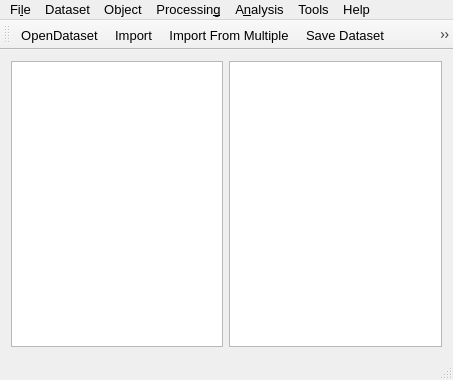
The window that Vespucci/GUI/mainwindow.ui (VespucciProject/Vespucci) describes before a commit, drawn with Qt 5.
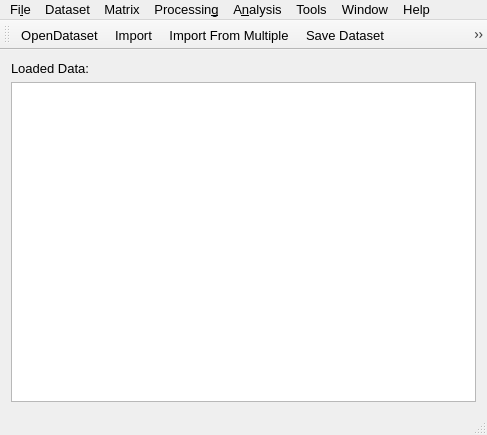
The same window after the commit. Icons and pictures are not drawn.

Commit message: Fixed DatasetTreeModel, apparrently, it only works if all items are set in the constructor, so I have it creating a new model everytime something changes (as in my table models) this might not be as "performant" as an editable model, but it works for now. Display dialogs are now persistent to prevent too many windows from being open at a time. MacroDialog and PythonShellDialog have been updated, but don't do anything as of yet.

```diff
--- a/Vespucci/GUI/mainwindow.ui
+++ b/Vespucci/GUI/mainwindow.ui
@@ -6,8 +6,8 @@
    <rect>
     <x>0</x>
     <y>0</y>
-    <width>453</width>
-    <height>380</height>
+    <width>487</width>
+    <height>435</height>
    </rect>
   </property>
   <property name="minimumSize">
@@ -29,13 +29,17 @@
     <normaloff>vespuccilogo.svg</normaloff>vespuccilogo.svg</iconset>
   </property>
   <widget class="QWidget" name="centralWidget">
-   <layout class="QHBoxLayout" name="horizontalLayout_2">
+   <layout class="QVBoxLayout" name="verticalLayout">
+    <item>
+     <widget class="QLabel" name="label">
+      <property name="text">
+       <string>Loaded Data:</string>
+      </property>
+     </widget>
+    </item>
     <item>
      <widget class="QTreeView" name="datasetTreeView"/>
     </item>
-    <item>
-     <widget class="QTableView" name="spectraTableView"/>
-    </item>
    </layout>
   </widget>
   <widget class="QMenuBar" name="menuBar">
@@ -43,7 +47,7 @@
     <rect>
      <x>0</x>
      <y>0</y>
-     <width>453</width>
+     <width>487</width>
      <height>22</height>
     </rect>
    </property>
@@ -168,7 +172,7 @@
    </widget>
    <widget class="QMenu" name="menuObject">
     <property name="title">
-     <string>Object</string>
+     <string>Matrix</string>
     </property>
     <addaction name="actionShow_in_Data_Viewer"/>
     <addaction name="actionMapResult"/>
@@ -177,12 +181,24 @@
     <addaction name="actionCalibrate"/>
     <addaction name="actionTransform"/>
    </widget>
+   <widget class="QMenu" name="menuWindow">
+    <property name="title">
+     <string>Window</string>
+    </property>
+    <addaction name="actionPlot_Viewer"/>
+    <addaction name="actionData_Viewer"/>
+    <addaction name="actionStatistics_Viewer"/>
+    <addaction name="actionSpectrum_Editor"/>
+    <addaction name="actionPython_Shell_2"/>
+    <addaction name="actionMacro_Editor"/>
+   </widget>
    <addaction name="menuFile"/>
    <addaction name="menuData"/>
    <addaction name="menuObject"/>
    <addaction name="menuProcessing"/>
    <addaction name="menuMap"/>
    <addaction name="menuTools"/>
+   <addaction name="menuWindow"/>
    <addaction name="menuHelp"/>
   </widget>
   <widget class="QStatusBar" name="statusBar"/>
@@ -208,13 +224,10 @@
    <addaction name="actionSaveDataset"/>
    <addaction name="actionClose_Dataset"/>
    <addaction name="separator"/>
-   <addaction name="actionPlotResult"/>
    <addaction name="actionShow_in_Data_Viewer"/>
+   <addaction name="actionPlotResult"/>
    <addaction name="actionMapResult"/>
    <addaction name="actionView_Statistics"/>
-   <addaction name="separator"/>
-   <addaction name="actionRemoveSpectrum"/>
-   <addaction name="actionZeroSpectrum"/>
   </widget>
   <action name="actionExit">
    <property name="text">
@@ -527,30 +540,6 @@
     <string>Create a color map of the currently selected analysis result</string>
    </property>
   </action>
-  <action name="actionRemoveSpectrum">
-   <property name="icon">
-    <iconset resource="../resources.qrc">
-     <normaloff>:/icons/toolbar_icons/delete.svg</normaloff>:/icons/toolbar_icons/delete.svg</iconset>
-   </property>
-   <property name="text">
-    <string>RemoveSpectrum</string>
-   </property>
-   <property name="toolTip">
-    <string>Remove the currently selected spectrum</string>
-   </property>
-  </action>
-  <action name="actionZeroSpectrum">
-   <property name="icon">
-    <iconset resource="../resources.qrc">
-     <normaloff>:/icons/toolbar_icons/zero.svg</normaloff>:/icons/toolbar_icons/zero.svg</iconset>
-   </property>
-   <property name="text">
-    <string>ZeroSpectrum</string>
-   </property>
-   <property name="toolTip">
-    <string>Replace the currently selected spectrum with a vector of zeros</string>
-   </property>
-  </action>
   <action name="actionOpenDataset">
    <property name="icon">
     <iconset resource="../resources.qrc">
```
Left out of the diff: 58 changed lines with no effect on the pictures. The commit also changes 26 other files.
